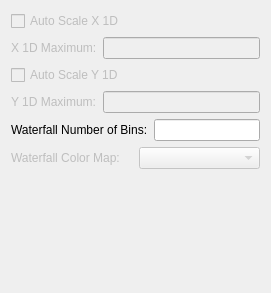
lsst-sitcom/spot_motion_monitor, file forms/psd_plots_config.ui: the form before one commit.
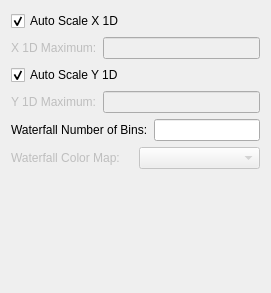
The form after the commit.

Commit message: Adding the 1D PSD plot widget.  * Adding new widgets to PSD plot controller.  * Wiring up configuration.  * Adding new plots to main window.

Diff of the .ui file:
```diff
--- a/forms/psd_plots_config.ui
+++ b/forms/psd_plots_config.ui
@@ -17,11 +17,14 @@
    <item>
     <widget class="QCheckBox" name="autoScaleX1dCheckBox">
      <property name="enabled">
-      <bool>false</bool>
+      <bool>true</bool>
      </property>
      <property name="text">
       <string>Auto Scale X 1D</string>
      </property>
+     <property name="checked">
+      <bool>true</bool>
+     </property>
     </widget>
    </item>
    <item>
@@ -48,11 +51,14 @@
    <item>
     <widget class="QCheckBox" name="autoScaleY1dCheckBox">
      <property name="enabled">
-      <bool>false</bool>
+      <bool>true</bool>
      </property>
      <property name="text">
       <string>Auto Scale Y 1D</string>
      </property>
+     <property name="checked">
+      <bool>true</bool>
+     </property>
     </widget>
    </item>
    <item>
```
Left out of the diff: 4 changed lines with no effect on the pictures. The commit also changes 10 other files.
